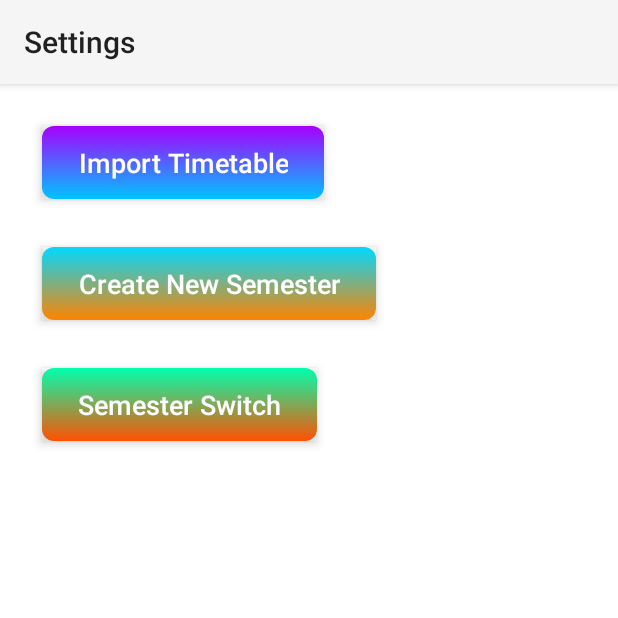
After one commit to peylix/Curricularica-Android, an Android app: the SettingsActivity screen opened directly, with no data from a screen before it, on a phone screen of 412 x 824 dp, the top half of it. The commit adds this screen. Run offline under Robolectric (Android 15) with nearby library versions, the phone set to English and light mode, and no system bars.

Commit message:
Created the basic layout and activity of the Settings page.

```diff
--- a/app/src/main/AndroidManifest.xml
+++ b/app/src/main/AndroidManifest.xml
@@ -42,6 +42,11 @@
             android:label="About"
             android:exported="true">
         </activity>
+        <activity
+            android:name=".SettingsActivity"
+            android:label="Settings"
+            android:exported="true">
+        </activity>
     </application>
     <uses-permission android:name="android.permission.WRITE_EXTERNAL_STORAGE"/>
     <uses-permission android:name="android.permission.READ_EXTERNAL_STORAGE"/>
--- a/app/src/main/java/com/example/curricularica/CoursesListActivity.java
+++ b/app/src/main/java/com/example/curricularica/CoursesListActivity.java
@@ -37,7 +37,5 @@ public class CoursesListActivity extends Activity {
             startActivityForResult(intent1, 2);
         });
 
-
-
     }
 }
--- a/app/src/main/java/com/example/curricularica/DeadlinesActivity.java
+++ b/app/src/main/java/com/example/curricularica/DeadlinesActivity.java
@@ -2,6 +2,8 @@ package com.example.curricularica;
 
 import android.content.Intent;
 import android.os.Bundle;
+import android.view.Menu;
+import android.view.MenuItem;
 import android.widget.ListView;
 
 import androidx.annotation.Nullable;
@@ -10,6 +12,7 @@ import androidx.appcompat.widget.Toolbar;
 
 import com.google.android.material.bottomnavigation.BottomNavigationView;
 
+import java.io.Serializable;
 import java.util.List;
 
 public class DeadlinesActivity extends AppCompatActivity {
@@ -56,17 +59,35 @@ public class DeadlinesActivity extends AppCompatActivity {
 
         assignmentsAdapter = new AssignmentsAdapter(this, courseList2);
         listView.setAdapter(assignmentsAdapter);
-//        listView.setOnItemClickListener((parent, view, position, id) -> {
-//            // Create an intent to start the CourseDetailActivity
-//            Intent intent1 = new Intent(DeadlinesActivity.this, CourseDetailsActivity.class);
-//
-//            // Pass the selected course details to the CourseDetailActivity
-//            CourseModel selectedCourse = courseList.get(position);
-//            intent1.putExtra("COURSE_DETAILS", selectedCourse);
-//
-//            // Start the new activity
-//            startActivityForResult(intent1, 2);
-//        });
 
     }
+
+    @Override
+    public boolean onCreateOptionsMenu(Menu menu) {
+        getMenuInflater().inflate(R.menu.title_bar_menu, menu);
+        return true;
+    }
+
+    @Override
+    public boolean onOptionsItemSelected(MenuItem item) {
+        int id = item.getItemId();
+
+        if (id == R.id.menu_show_courses) {
+            Intent coursesIntent = new Intent(this, MainActivity.class);
+            startActivity(coursesIntent);
+            return true;
+        } else if (id == R.id.menu_about) {
+            Intent aboutIntent = new Intent(this, AboutActivity.class);
+            startActivity(aboutIntent);
+            return true;
+        } else if (id == R.id.menu_settings) {
+            Intent settingsIntent = new Intent(this, SettingsActivity.class);
+            startActivity(settingsIntent);
+            return true;
+        }
+
+        return super.onOptionsItemSelected(item);
+    }
+
+
 }
--- a/app/src/main/java/com/example/curricularica/MainActivity.java
+++ b/app/src/main/java/com/example/curricularica/MainActivity.java
@@ -73,6 +73,10 @@ public class MainActivity extends AppCompatActivity {
             Intent aboutIntent = new Intent(this, AboutActivity.class);
             startActivity(aboutIntent);
             return true;
+        } else if (id == R.id.menu_settings) {
+            Intent settingsIntent = new Intent(this, SettingsActivity.class);
+            startActivity(settingsIntent);
+            return true;
         }
 
         return super.onOptionsItemSelected(item);
@@ -109,11 +113,12 @@ public class MainActivity extends AppCompatActivity {
     private void addList() {
         courseModels.add(new CourseModel(0, "COMP3017J", 3, 4, 1, "9:55", "11:30", "Software Methodology",
                 "Qing Mi", "4-414", "1-16", "COMP3017J Final Exam", "2023-12-25", "Location: TB4-201", "Technical Interview Project", "2023-12-15", "Should submit a docker image."));
+        courseModels.add(new CourseModel(2, "COMP3033J", 3, 4, 2, "9:55", "11:30", "Computer Graphics",
+                "Mohamed Saadeldin", "4-214", "1-15", "COMP3033J Final Exam", "2023-12-25", "Location: TB4-201", "Technical Interview Project", "2023-12-15", "Should submit a docker image."));
         courseModels.add(new CourseModel(1, "COMP3011J", 5, 6, 1, "13:30", "15:05", "Mobile Computing",
                 "Mohamed Saadeldin", "4-414", "1-15", "", "", "", "Final Submission", "2023-12-21", "Go to CS Moodle for more details."));
 
-        courseModels.add(new CourseModel(2, "COMP3033J", 3, 4, 2, "9:55", "11:30", "Computer Graphics",
-                "Mohamed Saadeldin", "4-214", "1-15", "COMP3033J Final Exam", "2023-12-25", "Location: TB4-201", "Technical Interview Project", "2023-12-15", "Should submit a docker image."));
+
         courseModels.add(new CourseModel(3, "COMP3019J", 5, 6, 2, "13:30", "15:05", "Web App Dev",
                 "Aiden Murphy", "3-324", "1-15", "", "", "", "Project Milestone 2", "2023-12-10", "Go to CS Moodle for more details."));
 
--- /dev/null
+++ b/app/src/main/java/com/example/curricularica/SettingsActivity.java
@@ -0,0 +1,38 @@
+package com.example.curricularica;
+
+import android.app.Activity;
+import android.content.Intent;
+import android.os.Bundle;
+import android.widget.ListView;
+
+
+import androidx.appcompat.app.AppCompatActivity;
+import androidx.appcompat.widget.Toolbar;
+
+import java.util.List;
+
+public class SettingsActivity extends AppCompatActivity {
+
+
+    @Override
+    protected void onCreate(Bundle savedInstanceState) {
+        super.onCreate(savedInstanceState);
+        setContentView(R.layout.activity_settings);
+
+        Toolbar myToolbar = (Toolbar) findViewById(R.id.settings_toolbar);
+        setSupportActionBar(myToolbar);
+
+        findViewById(R.id.button_import).setOnClickListener(v -> {
+
+        });
+
+        findViewById(R.id.button_create).setOnClickListener(v -> {
+
+        });
+
+        findViewById(R.id.button_switch).setOnClickListener(v -> {
+
+        });
+
+    }
+}
--- /dev/null
+++ b/app/src/main/res/drawable/button_background_3.xml
@@ -0,0 +1,18 @@
+<?xml version="1.0" encoding="utf-8"?>
+<selector xmlns:android="http://schemas.android.com/apk/res/android">
+    <item android:state_pressed="true" >
+        <shape android:shape="rectangle">
+            <solid android:color="#E0E0E0" /> <!-- Color when button is pressed -->
+            <corners android:radius="8dp" />
+        </shape>
+    </item>
+    <item>
+        <shape android:shape="rectangle">
+            <gradient
+                android:startColor="#00FFAE"
+                android:endColor="#FF5100"
+                android:angle="270" />
+            <corners android:radius="8dp" />
+        </shape>
+    </item>
+</selector>
--- /dev/null
+++ b/app/src/main/res/drawable/button_background_4.xml
@@ -0,0 +1,18 @@
+<?xml version="1.0" encoding="utf-8"?>
+<selector xmlns:android="http://schemas.android.com/apk/res/android">
+    <item android:state_pressed="true" >
+        <shape android:shape="rectangle">
+            <solid android:color="#E0E0E0" /> <!-- Color when button is pressed -->
+            <corners android:radius="8dp" />
+        </shape>
+    </item>
+    <item>
+        <shape android:shape="rectangle">
+            <gradient
+                android:startColor="#00D9FF"
+                android:endColor="#FF8400"
+                android:angle="270" />
+            <corners android:radius="8dp" />
+        </shape>
+    </item>
+</selector>
--- /dev/null
+++ b/app/src/main/res/drawable/button_background_5.xml
@@ -0,0 +1,18 @@
+<?xml version="1.0" encoding="utf-8"?>
+<selector xmlns:android="http://schemas.android.com/apk/res/android">
+    <item android:state_pressed="true" >
+        <shape android:shape="rectangle">
+            <solid android:color="#E0E0E0" /> <!-- Color when button is pressed -->
+            <corners android:radius="8dp" />
+        </shape>
+    </item>
+    <item>
+        <shape android:shape="rectangle">
+            <gradient
+                android:startColor="#A600FF"
+                android:endColor="#00C4FF"
+                android:angle="270" />
+            <corners android:radius="8dp" />
+        </shape>
+    </item>
+</selector>
--- /dev/null
+++ b/app/src/main/res/layout/activity_settings.xml
@@ -0,0 +1,100 @@
+<?xml version="1.0" encoding="utf-8"?>
+<LinearLayout xmlns:android="http://schemas.android.com/apk/res/android"
+    android:layout_width="fill_parent"
+    android:layout_height="fill_parent"
+    xmlns:app="http://schemas.android.com/apk/res-auto"
+    android:background="@android:color/white"
+    android:orientation="vertical">
+    <androidx.appcompat.widget.Toolbar
+        android:id="@+id/settings_toolbar"
+        android:layout_width="match_parent"
+        android:layout_height="?attr/actionBarSize"
+        android:background="?attr/colorPrimary"
+        android:elevation="4dp"
+        android:theme="@style/ThemeOverlay.AppCompat.ActionBar"
+        app:popupTheme="@style/ThemeOverlay.AppCompat.Light">
+    </androidx.appcompat.widget.Toolbar>
+
+    <ScrollView
+        android:layout_width="match_parent"
+        android:layout_height="0dp"
+        android:layout_weight="1"
+        android:fillViewport="true">
+        <LinearLayout
+            android:layout_width="match_parent"
+            android:layout_height="wrap_content"
+            android:orientation="vertical"
+            android:padding="12dp">
+            <Button
+                android:id="@+id/button_import"
+                android:layout_width="wrap_content"
+                android:layout_height="wrap_content"
+                android:layout_gravity="start"
+                android:layout_margin="16dp"
+                android:background="@drawable/button_background_5"
+                android:clickable="true"
+                android:elevation="4dp"
+                android:focusable="true"
+                android:foreground="?attr/selectableItemBackground"
+                android:outlineProvider="bounds"
+                android:paddingLeft="24dp"
+                android:paddingTop="12dp"
+                android:paddingRight="24dp"
+                android:paddingBottom="12dp"
+                android:stateListAnimator="@null"
+                android:text="Import Timetable"
+                android:textAllCaps="false"
+                android:textColor="#FFFFFF"
+                android:textSize="18sp" />
+
+            <Button
+                android:id="@+id/button_create"
+                android:layout_width="wrap_content"
+                android:layout_height="wrap_content"
+                android:layout_gravity="start"
+                android:layout_margin="16dp"
+                android:background="@drawable/button_background_4"
+                android:clickable="true"
+                android:elevation="4dp"
+                android:focusable="true"
+                android:foreground="?attr/selectableItemBackground"
+                android:outlineProvider="bounds"
+                android:paddingLeft="24dp"
+                android:paddingTop="12dp"
+                android:paddingRight="24dp"
+                android:paddingBottom="12dp"
+                android:stateListAnimator="@null"
+                android:text="Create New Semester"
+                android:textAllCaps="false"
+                android:textColor="#FFFFFF"
+                android:textSize="18sp" />
+
+            <Button
+                android:id="@+id/button_switch"
+                android:layout_width="wrap_content"
+                android:layout_height="wrap_content"
+                android:layout_gravity="start"
+                android:layout_margin="16dp"
+                android:background="@drawable/button_background_3"
+                android:clickable="true"
+                android:elevation="4dp"
+                android:focusable="true"
+                android:foreground="?attr/selectableItemBackground"
+                android:outlineProvider="bounds"
+                android:paddingLeft="24dp"
+                android:paddingTop="12dp"
+                android:paddingRight="24dp"
+                android:paddingBottom="12dp"
+                android:stateListAnimator="@null"
+                android:text="Semester Switch"
+                android:textAllCaps="false"
+                android:textColor="#FFFFFF"
+                android:textSize="18sp" />
+
+
+        </LinearLayout>
+    </ScrollView>
+
+
+
+</LinearLayout>
--- a/app/src/main/res/menu/title_bar_menu.xml
+++ b/app/src/main/res/menu/title_bar_menu.xml
@@ -11,6 +11,12 @@
         android:id="@+id/menu_show_courses"
         android:title="Courses"
         app:showAsAction="never" />
+
+    <item
+        android:id="@+id/menu_settings"
+        android:title="Settings"
+        app:showAsAction="never" />
+
     <item
         android:id="@+id/menu_about"
         android:title="About"
```
